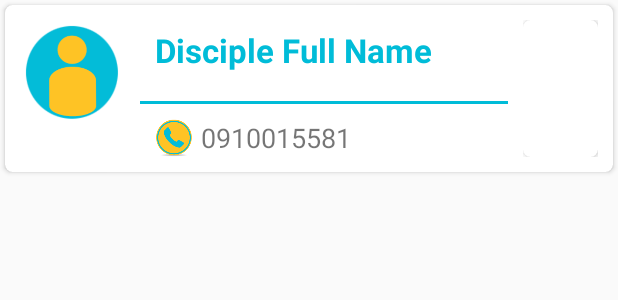
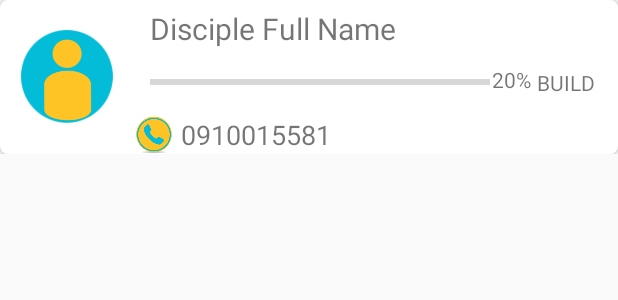
Before and after one commit to Emanuz/Deeplife-Android-, an Android app: the layout disciple_list_item.xml on its own in the app's theme, with its tools: preview values and no code run, on a phone screen of 412 x 824 dp. Shown: the top 300 px of the screen. Run offline under Robolectric (Android 15) with nearby library versions, the phone set to English and light mode, and no system bars.

Commit message:
progress bar added

```diff
--- a/app/build.gradle
+++ b/app/build.gradle
@@ -30,14 +30,13 @@ dependencies {
     compile 'com.android.support:cardview-v7:23.2.1'
     compile 'com.android.support:palette-v7:23.2.1'
     compile 'com.android.support:support-v4:23.2.1'
+
     compile 'com.squareup.picasso:picasso:2.5.2'
     compile 'com.google.code.gson:gson:2.2.4'
     compile 'me.tatarka.support:jobscheduler:0.1.1'
     compile 'com.github.kittinunf.fuel:fuel-android:1.1.2'
     compile 'com.github.airk000:trigger:1.0.0'
-
     compile 'com.github.bumptech.glide:glide:3.7.0'
     compile 'com.soundcloud.android:android-crop:1.0.1@aar'
 
-
 }
--- a/app/src/main/java/com/gcme/deeplife/Activities/Splash.java
+++ b/app/src/main/java/com/gcme/deeplife/Activities/Splash.java
@@ -37,6 +37,7 @@ public class Splash extends Activity {
 
 	public synchronized void getNextActivity() {
 
+
         Intent intent = new Intent(this, Login.class);
         startActivity(intent);
         finish();
--- a/app/src/main/java/com/gcme/deeplife/Database/Database.java
+++ b/app/src/main/java/com/gcme/deeplife/Database/Database.java
@@ -161,7 +161,8 @@ public class Database {
         String DB_Table = DeepLife.Table_DISCIPLES;
 
         ArrayList<Disciples> found = new ArrayList<Disciples>();
-        Cursor c = myDatabase.query(DB_Table, getColumns(DB_Table), null, null, null, null, null);
+        Cursor c = myDatabase.query(DB_Table, getColumns(DB_Table), null, null, null,null,DeepLife.DISCIPLES_COLUMN[0] + " DESC");
+
         if(c.getCount()>0){
             c.moveToFirst();
             for(int i=0;i<c.getCount();i++){
--- a/app/src/main/java/com/gcme/deeplife/Disciples/DiscipleListFragment.java
+++ b/app/src/main/java/com/gcme/deeplife/Disciples/DiscipleListFragment.java
@@ -47,7 +47,6 @@ public class DiscipleListFragment extends Fragment {
         add_disciple = (FloatingActionButton) view.findViewById(R.id.disciple_list_add_disciple);
         myContext = getActivity();
         myDB = new Database(getActivity());
-
         ArrayList<Disciples> items = myDB.getDisciples();
 
         mAdapter = new DiscipleListAdapter(getActivity(),items);
--- a/app/src/main/res/layout/disciple_list_item.xml
+++ b/app/src/main/res/layout/disciple_list_item.xml
@@ -1,33 +1,35 @@
 <?xml version="1.0" encoding="utf-8"?>
 <LinearLayout xmlns:android="http://schemas.android.com/apk/res/android"
     xmlns:card_view="http://schemas.android.com/apk/res-auto"
+    xmlns:app="http://schemas.android.com/tools"
     android:orientation="vertical"
     android:layout_width="match_parent"
-    android:layout_height="wrap_content">
+    android:layout_height="wrap_content"
+    android:layout_marginBottom="8dp"
+    >
 
   <android.support.v7.widget.CardView
       android:id="@+id/card_view"
       android:layout_gravity="center"
       android:layout_width="match_parent"
       android:layout_height="wrap_content"
-      android:layout_margin="3dp"
       card_view:cardCornerRadius="5dp"
-      card_view:contentPadding="10dp">
-    <LinearLayout
-        android:layout_width="match_parent"
-        android:layout_height="match_parent"
-        android:orientation="vertical">
+      card_view:cardElevation="3dp"
+     >
         <FrameLayout
             android:layout_width="match_parent"
-            android:layout_height="wrap_content">
+            android:layout_height="wrap_content"
+            android:layout_marginLeft="10dp"
+            android:layout_marginRight="5dp"
+            >
             <LinearLayout
                 android:layout_width="match_parent"
                 android:layout_height="wrap_content"
-                android:layout_marginRight="60dp"
                 android:orientation="horizontal">
                 <LinearLayout
                     android:layout_width="wrap_content"
-                    android:layout_height="wrap_content">
+                    android:layout_height="wrap_content"
+                    android:layout_gravity="center_horizontal|center_vertical">
                     <FrameLayout
                         android:layout_width="70dp"
                         android:layout_height="70dp">
@@ -43,6 +45,7 @@
                             android:layout_width="match_parent"
                             android:layout_height="match_parent"
                             android:background="@drawable/back2" />
+
                     </FrameLayout>
                 </LinearLayout>
                 <LinearLayout
@@ -50,16 +53,17 @@
                     android:layout_height="wrap_content"
                     android:layout_marginLeft="10dp"
                     android:orientation="vertical">
-
+                    <LinearLayout
+                        android:layout_width="wrap_content"
+                        android:layout_height="wrap_content"
+                        android:orientation="horizontal">
                         <TextView
                         android:id="@+id/txt_disciple_name"
                         android:layout_width="fill_parent"
                         android:layout_height="wrap_content"
                         android:layout_marginTop="5dp"
                         android:paddingLeft="10dp"
-                        android:textSize="22sp"
-                        android:textColor="@color/bg_login"
-                        android:textStyle="bold"
+                        android:textSize="20sp"
                         android:text="Disciple Full Name"/>
                     <TextView
                         android:id="@+id/disciple_hidden_id"
@@ -67,31 +71,70 @@
                         android:layout_height="wrap_content"
                         android:text=""
                         android:visibility="invisible"/>
+                    </LinearLayout>
+
                     <LinearLayout
                         android:layout_width="match_parent"
-                        android:layout_height="2dp"
-                        android:layout_marginBottom="10dp"
-                        android:background="@color/bg_login">
-                    </LinearLayout>
-
-
-                    <LinearLayout
-                        android:layout_width="wrap_content"
                         android:layout_height="wrap_content"
                         android:orientation="vertical"
+                        >
+                    <FrameLayout
+                        android:layout_width="match_parent"
+                        android:layout_height="match_parent"
+                        android:orientation="horizontal"
+                        android:layout_marginTop="7dp"
+                        android:layout_marginBottom="7dp"
+                        android:layout_marginLeft="10dp"
                         >
                         <LinearLayout
                             android:layout_width="match_parent"
                             android:layout_height="wrap_content"
+                            android:layout_marginRight="40dp"
+                            android:layout_gravity="center_vertical|center_horizontal"
+                            >
+                        <ProgressBar
+                            android:id="@+id/progressBar"
+                            style="@style/Widget.AppCompat.ProgressBar.Horizontal"
+                            android:layout_width="match_parent"
+                            android:layout_height="wrap_content"
+                            android:indeterminate="false"
+                            android:layout_marginRight="20dp"
+                            android:max="100"
+                            />
+                        </LinearLayout>
+                        <LinearLayout
+                            android:layout_width="match_parent"
+                            android:layout_height="wrap_content"
+                            android:gravity="right"
+                            >
+                            <TextView
+                                android:id="@+id/disciple_progress_percent"
+                                android:layout_width="wrap_content"
+                                android:layout_marginTop="3dp"
+                                android:layout_height="wrap_content"
+                                android:layout_marginRight="4dp"
+                                android:layout_marginLeft="10dp"
+                                android:text="20%"/>
+                            <TextView
+                                android:id="@+id/disciple_build"
+                                android:layout_width="wrap_content"
+                                android:layout_height="wrap_content"
+                                android:paddingRight="10dp"
+                                android:layout_marginTop="5dp"
+                                android:layout_marginBottom="5dp"
+                                android:text="BUILD"/>
+                        </LinearLayout>
+                    </FrameLayout>
+
+                        <LinearLayout
+                            android:layout_width="match_parent"
+                            android:layout_height="wrap_content"
                             android:orientation="horizontal"
-                            android:weightSum="4"
                             >
                             <LinearLayout
                                 android:layout_width="match_parent"
                                 android:layout_height="wrap_content"
-                                android:layout_gravity="center_vertical"
-                                android:layout_marginLeft="10dp"
-                                android:layout_weight="1">
+                                >
                                 <ImageView
                                     android:layout_width="25dp"
                                     android:layout_height="25dp"
@@ -112,34 +155,7 @@
                 </LinearLayout>
 
             </LinearLayout>
-            <LinearLayout
-                android:layout_width="60dp"
-                android:layout_gravity="right"
-                android:paddingLeft="10dp"
-                android:layout_height="match_parent">
-                <android.support.v7.widget.CardView
-                    android:layout_width="match_parent"
-                    android:layout_height="match_parent"
-                    card_view:cardCornerRadius="5dp"
-                    card_view:cardElevation="3dp"
-                    card_view:cardBackgroundColor="@android:color/background_light"
-                    >
-
-                </android.support.v7.widget.CardView>
-
-            </LinearLayout>
         </FrameLayout>
-      <LinearLayout
-          android:layout_width="match_parent"
-          android:layout_height="wrap_content"
-          android:orientation="horizontal">
-
-
-      </LinearLayout>
-
-
-    </LinearLayout>
-
 
   </android.support.v7.widget.CardView>
 
--- a/app/src/main/res/layout/learning_tool.xml
+++ b/app/src/main/res/layout/learning_tool.xml
@@ -73,7 +73,7 @@
                         android:layout_width="wrap_content"
                         android:layout_height="wrap_content"
                         android:layout_marginLeft="25dp"
-                        android:textSize="23dp"
+                        android:textSize="20dp"
                         android:text="@string/under_constraction"/>
 
         </android.support.v7.widget.CardView>
--- a/app/src/main/res/values/colors.xml
+++ b/app/src/main/res/values/colors.xml
@@ -2,7 +2,9 @@
 <resources>
     <color name="colorPrimary">#00bcd8</color>
     <color name="colorPrimaryDark">#00bcd8</color>
-    <color name="colorAccent">#FF4081</color>
+    <color name="colorAccent">#febf10</color>
+
+    <color name="colorPink">#FF4081</color>
 
     <color name="colorSecondary">#febf10</color>
 
--- a/app/src/main/res/values/strings.xml
+++ b/app/src/main/res/values/strings.xml
@@ -33,7 +33,7 @@
     <string name="name">Fullname</string>
     <string name="cancle">Cancel</string>
     <string name="edit">Edit</string>
-    <string name="under_constraction">Sorry, this feature is currently under construction. Wait till next version release.</string>
+    <string name="under_constraction">Sorry, this feature is currently under development. Wait till next version release.</string>
 
 
 
--- a/app/src/main/res/values/styles.xml
+++ b/app/src/main/res/values/styles.xml
@@ -5,6 +5,7 @@
         <!-- Customize your theme here. -->
         <item name="colorPrimary">@color/colorPrimary</item>
         <item name="colorPrimaryDark">@color/colorPrimaryDark</item>
+
         <item name="colorAccent">@color/colorAccent</item>
     </style>
 
@@ -25,5 +26,4 @@
         <item name="android:orientation">vertical</item>
     </style>
 
-
 </resources>
```
Also changed, not shown: app/src/main/java/com/gcme/deeplife/Disciples/DiscipleListAdapter.java (+50 -6 lines), app/src/main/java/com/gcme/deeplife/Fragments/DiscipleList.java (deleted, +0 -165 lines), app/src/main/java/com/gcme/deeplife/Schedules.java (+0 -32 lines), app/src/main/res/layout/dislist.xml (deleted, +0 -120 lines). Lines whose indentation alone changed are shown as unchanged.
